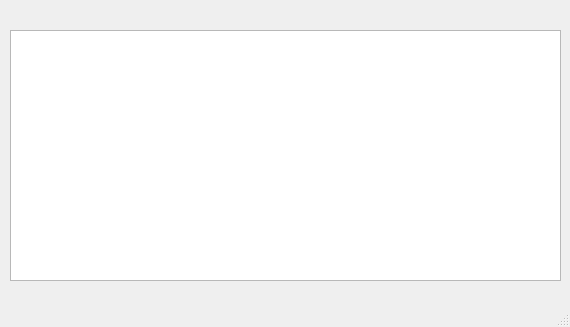
Above: Anonymizer/LogBrowser.ui from bill4278/Anonymizer before the change. Below: the same form after it.
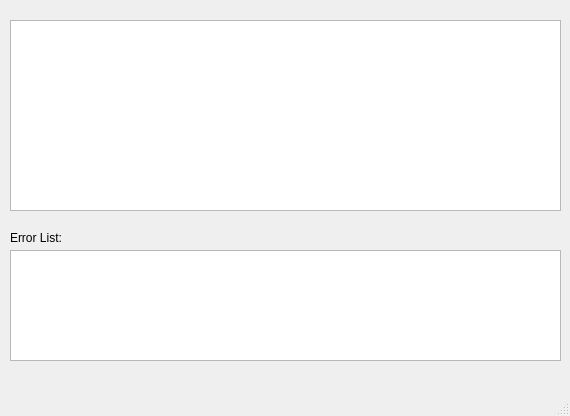
That is the form after the change.

What changed in the file:
```diff
--- a/Anonymizer/LogBrowser.ui
+++ b/Anonymizer/LogBrowser.ui
@@ -7,7 +7,7 @@
     <x>0</x>
     <y>0</y>
     <width>570</width>
-    <height>327</height>
+    <height>416</height>
    </rect>
   </property>
   <property name="windowTitle">
@@ -18,12 +18,38 @@
     <property name="geometry">
      <rect>
       <x>10</x>
-      <y>30</y>
+      <y>20</y>
       <width>551</width>
-      <height>251</height>
+      <height>191</height>
      </rect>
     </property>
    </widget>
+   <widget class="QTextBrowser" name="errorTextBrowser">
+    <property name="geometry">
+     <rect>
+      <x>10</x>
+      <y>250</y>
+      <width>551</width>
+      <height>111</height>
+     </rect>
+    </property>
+   </widget>
+   <widget class="QLabel" name="label">
+    <property name="geometry">
+     <rect>
+      <x>10</x>
+      <y>230</y>
+      <width>101</width>
+      <height>16</height>
+     </rect>
+    </property>
+    <property name="text">
+     <string>Error List: </string>
+    </property>
+    <property name="textFormat">
+     <enum>Qt::AutoText</enum>
+    </property>
+   </widget>
   </widget>
   <widget class="QMenuBar" name="menubar">
    <property name="geometry">
```
Left out of the diff: 9 changed lines with no effect on the pictures.
